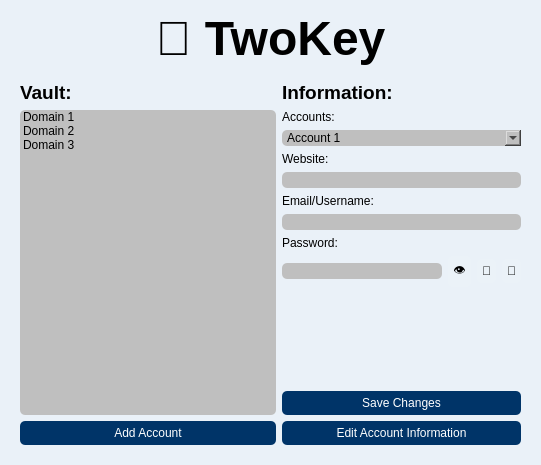
First picture: the form in Desktop App/TwoKey/TwoKey/twokey.ui, repository Satharus/TwoKey, before the edit.
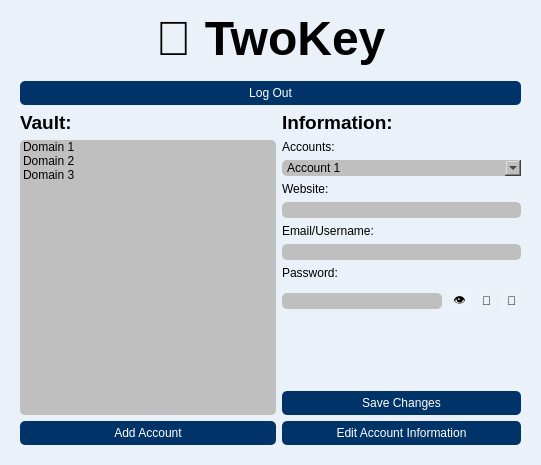
Second picture: the form after the edit. The open tabs and pages were chosen to show the change.

Commit message: Log out button and some refactoring

```diff
--- a/Desktop App/TwoKey/TwoKey/twokey.ui
+++ b/Desktop App/TwoKey/TwoKey/twokey.ui
@@ -573,6 +573,40 @@
      </widget>
      <widget class="QWidget" name="manager_page">
       <layout class="QVBoxLayout" name="verticalLayout_4">
+       <item>
+        <widget class="QPushButton" name="manager_logout_button">
+         <property name="styleSheet">
+          <string notr="true">QPushButton
+{
+	background-color: #003468;
+	color: #ffffff;
+	border-style: solid;
+	border-color: #000000;
+	border-radius: 5px;
+	padding: 5px;
+
+}
+
+
+QPushButton::hover
+{
+	background-color: #00478f;
+
+}
+
+
+QPushButton::pressed
+{
+	background-color: #002041;
+
+}
+</string>
+         </property>
+         <property name="text">
+          <string>Log Out</string>
+         </property>
+        </widget>
+       </item>
        <item>
         <layout class="QHBoxLayout" name="manager_layout">
          <item>
```
Left out of the diff: 44 changed lines with no effect on the pictures. The commit also changes 5 other files.
